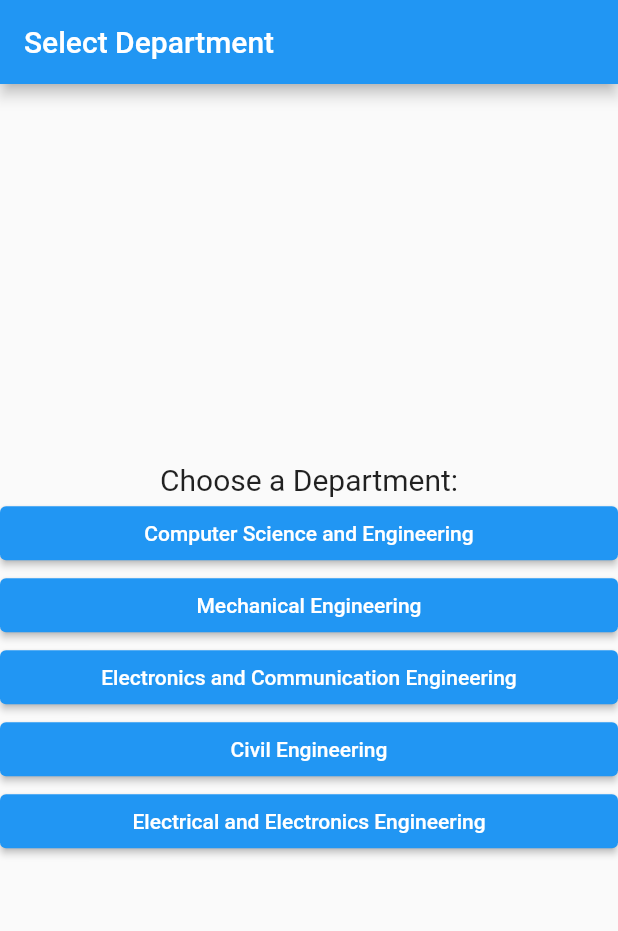
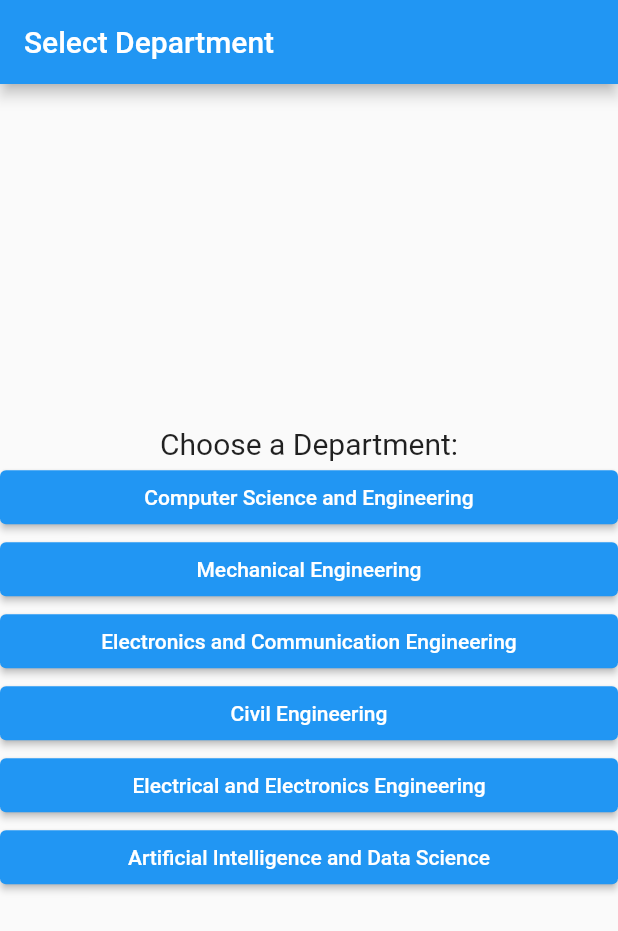
Before and after one commit to InfanceTony-cs22/notes, a Flutter app: the screen it shows after launch, on a phone screen of 412 x 824 dp. Shown: the top 931 px of the screen. Run offline on Flutter 3.47's test engine with Material 2 defaults, Android fonts, the phone set to English and light mode, and no system bars.

Commit message:
Stage 6 in app development

```diff
--- a/lib/sample_data.dart
+++ b/lib/sample_data.dart
@@ -3,6 +3,7 @@
 import 'models.dart';
 
 final List<Department> departments = [
+  //Civil
   Department(
     name: 'Computer Science and Engineering',
     semesters: [
@@ -314,4 +315,66 @@ final List<Department> departments = [
       // Add more semesters for Mechanical Engineering
     ],
   ),
+  Department(
+    name: 'Artificial Intelligence and Data Science',
+    semesters: [
+      Semester(
+        number: 1,
+        subjects: [
+          Subject(name: 'Subject 1.1', link: 'https://toastmasterscdn.azureedge.net/medias/files/clubcentral/club-meeting-roles/675e-timer-script-and-log.zip'),
+          Subject(name: 'Subject 1.2', link: 'https://example.com/subject1.2.pdf'),
+        ],
+      ),
+      Semester(
+        number: 2,
+        subjects: [
+          Subject(name: 'Subject 2.1', link: 'https://example.com/subject2.1.pdf'),
+          Subject(name: 'Subject 2.2', link: 'https://example.com/subject2.2.pdf'),
+        ],
+      ),
+      Semester(
+        number: 3,
+        subjects: [
+          Subject(name: 'Subject 3.1', link: 'https://example.com/subject2.1.pdf'),
+          Subject(name: 'Subject 3.2', link: 'https://example.com/subject2.2.pdf'),
+        ],
+      ),
+      Semester(
+        number: 4,
+        subjects: [
+          Subject(name: 'Subject 4.1', link: 'https://example.com/subject2.1.pdf'),
+          Subject(name: 'Subject 4.2', link: 'https://example.com/subject2.2.pdf'),
+        ],
+      ),
+      Semester(
+        number: 5,
+        subjects: [
+          Subject(name: 'Subject 3.1', link: 'https://example.com/subject2.1.pdf'),
+          Subject(name: 'Subject 3.2', link: 'https://example.com/subject2.2.pdf'),
+        ],
+      ),
+      Semester(
+        number: 6,
+        subjects: [
+          Subject(name: 'Subject 3.1', link: 'https://example.com/subject2.1.pdf'),
+          Subject(name: 'Subject 3.2', link: 'https://example.com/subject2.2.pdf'),
+        ],
+      ),
+      Semester(
+        number: 7,
+        subjects: [
+          Subject(name: 'Subject 3.1', link: 'https://example.com/subject2.1.pdf'),
+          Subject(name: 'Subject 3.2', link: 'https://example.com/subject2.2.pdf'),
+        ],
+      ),
+      Semester(
+        number: 8,
+        subjects: [
+          Subject(name: 'Subject 3.1', link: 'https://example.com/subject2.1.pdf'),
+          Subject(name: 'Subject 3.2', link: 'https://example.com/subject2.2.pdf'),
+        ],
+      ),
+      // Add more semesters for Mechanical Engineering
+    ],
+  ),
 ];
```
